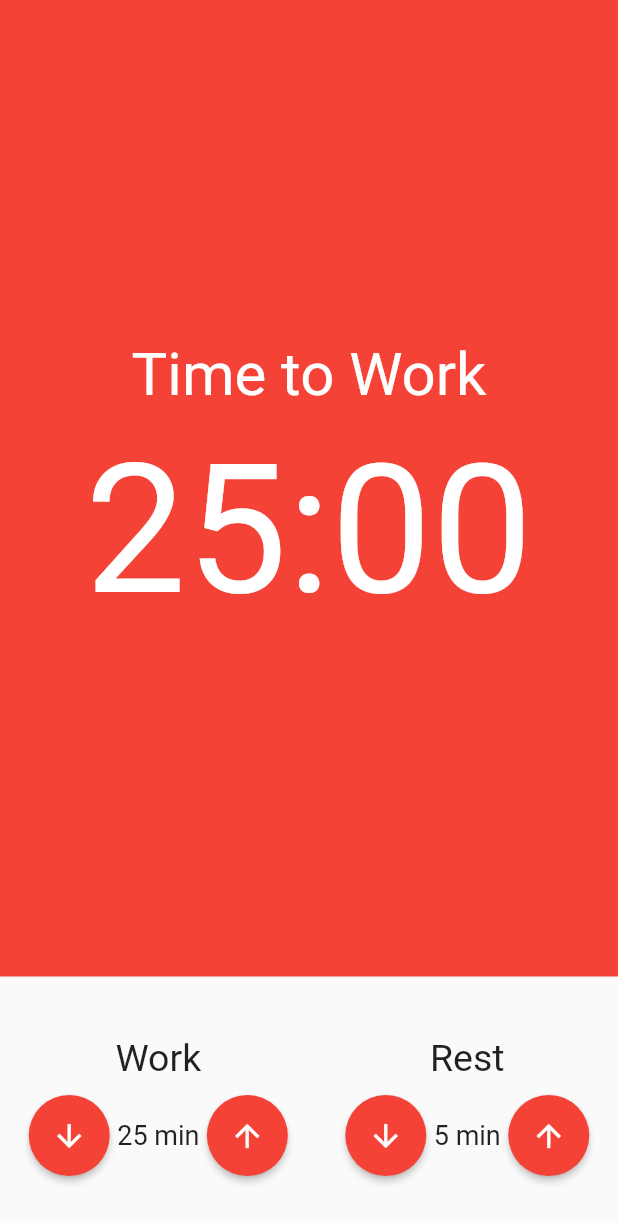
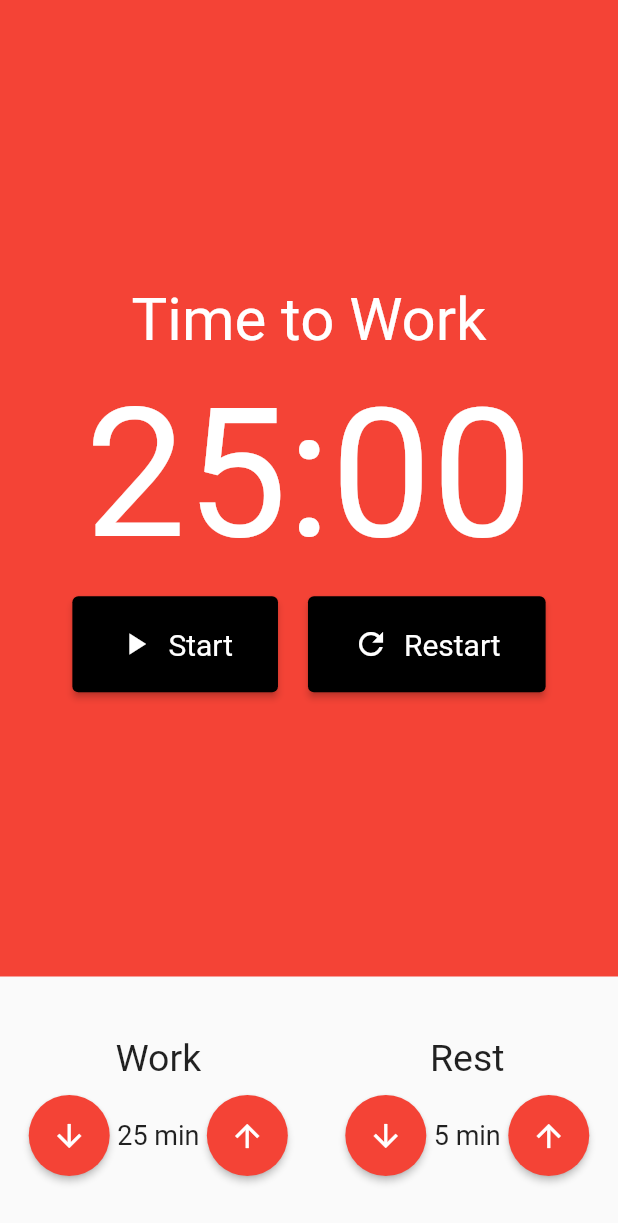
Before and after one commit to Luis020-hub/Pomodoro, a Flutter app: the screen it shows after launch, on a phone screen of 412 x 824 dp. Shown: the top 1223 px of the screen. Run offline on Flutter 3.47's test engine with Material 2 defaults, Android fonts, the phone set to English and light mode, and no system bars; our stand-ins replace mobx; generated files the repository leaves out were written again.

Commit message:
14/05/2023
- Criando o componente counter_button.dart.
- Adicionado os botões ao cronometro.

```diff
--- a/lib/components/counter.dart
+++ b/lib/components/counter.dart
@@ -1,4 +1,5 @@
 import 'package:flutter/material.dart';
+import 'package:pomodoro/components/counter_button.dart';
 
 class Counter extends StatelessWidget {
   const Counter({super.key});
@@ -10,22 +11,49 @@ class Counter extends StatelessWidget {
       child: Column(
         mainAxisAlignment: MainAxisAlignment.center,
         crossAxisAlignment: CrossAxisAlignment.center,
-        children: const [
-          Text(
+        children: [
+          const Text(
             'Time to Work',
             style: TextStyle(
               fontSize: 40,
               color: Colors.white,
             ),
           ),
-          SizedBox(height: 10),
-          Text(
+          const SizedBox(height: 10),
+          const Text(
             '25:00',
             style: TextStyle(
               fontSize: 120,
               color: Colors.white,
             ),
-          )
+          ),
+          const SizedBox(height: 10),
+          Row(
+            mainAxisAlignment: MainAxisAlignment.center,
+            children: const [
+              Padding(
+                padding: EdgeInsets.only(right: 10),
+                child: CounterButton(
+                  text: 'Start',
+                  icon: Icons.play_arrow,
+                ),
+              ),
+              // Padding(
+              //   padding: EdgeInsets.only(right: 10),
+              //   child: CounterButton(
+              //     text: 'Stop',
+              //     icon: Icons.stop,
+              //   ),
+              // ),
+              Padding(
+                padding: EdgeInsets.only(left: 10),
+                child: CounterButton(
+                  text: 'Restart',
+                  icon: Icons.refresh,
+                ),
+              ),
+            ],
+          ),
         ],
       ),
     );
--- /dev/null
+++ b/lib/components/counter_button.dart
@@ -0,0 +1,40 @@
+import 'package:flutter/material.dart';
+
+class CounterButton extends StatelessWidget {
+  const CounterButton({
+    required this.text,
+    required this.icon,
+    super.key,
+  });
+
+  final String text;
+  final IconData icon;
+
+  @override
+  Widget build(BuildContext context) {
+    return ElevatedButton(
+      style: ElevatedButton.styleFrom(
+        backgroundColor: Colors.black,
+        padding: const EdgeInsets.symmetric(
+          horizontal: 30,
+          vertical: 20,
+        ),
+        textStyle: const TextStyle(
+          fontSize: 20,
+        ),
+      ),
+      onPressed: () {},
+      child: Row(
+        children: [
+          Padding(
+            padding: const EdgeInsets.only(right: 10),
+            child: Icon(
+              icon,
+            ),
+          ),
+          Text(text),
+        ],
+      ),
+    );
+  }
+}
```
